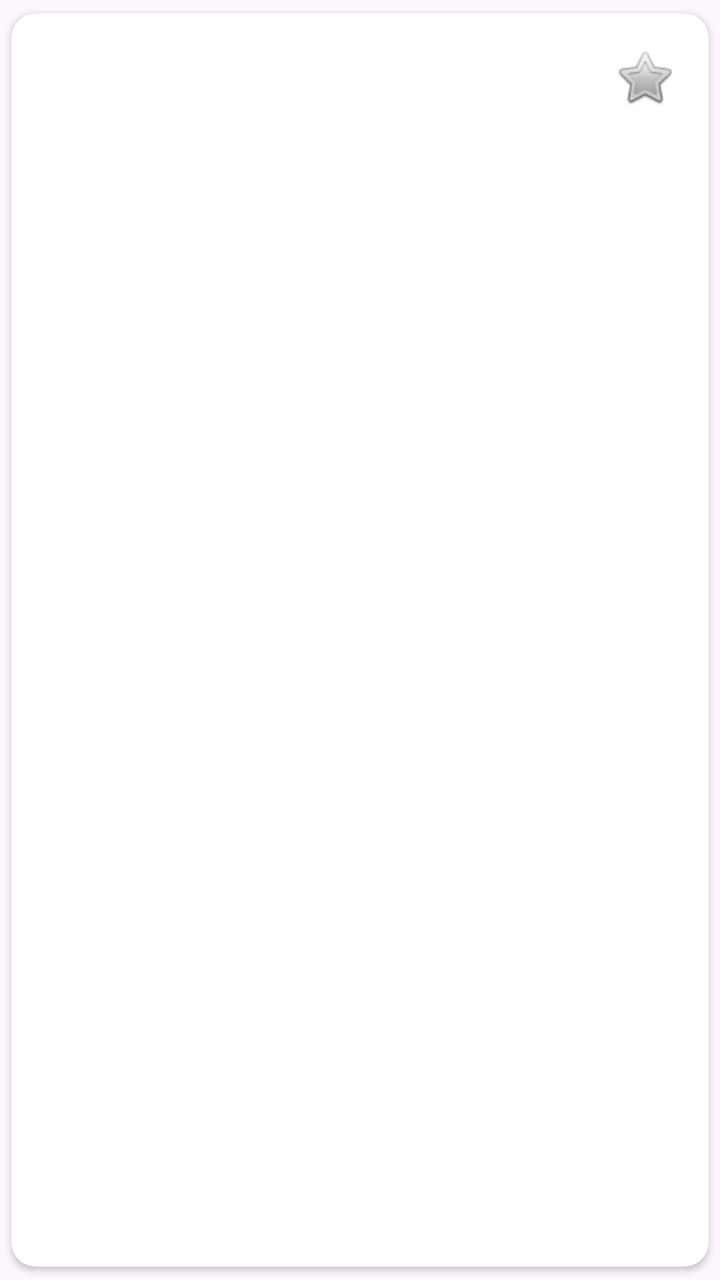
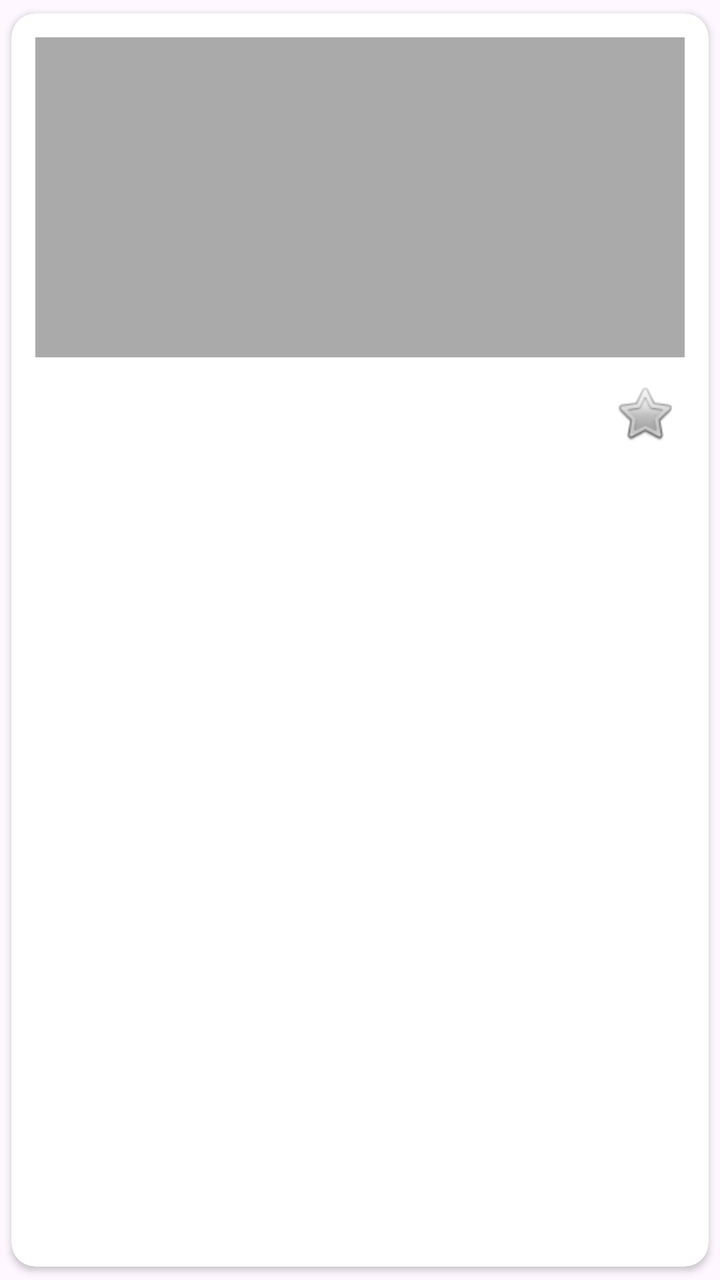

Screens rendered from an Android XML layout before and after an edit, with the pre-edit source and the edit as a unified diff.
<!-- AndroidManifest.xml: application theme Theme.Attractions -->
<!-- res/layout/item_attraction.xml -->
<?xml version="1.0" encoding="utf-8"?>
<androidx.cardview.widget.CardView xmlns:android="http://schemas.android.com/apk/res/android"
    xmlns:app="http://schemas.android.com/apk/res-auto"
    android:layout_width="match_parent"
    android:layout_height="wrap_content"
    android:layout_margin="6dp"
    app:cardElevation="2dp"
    app:cardUseCompatPadding="true"
    app:cardCornerRadius="12dp">

    <LinearLayout
        android:orientation="vertical"
        android:padding="12dp"
        android:layout_width="match_parent"
        android:layout_height="wrap_content">

        <LinearLayout
            android:orientation="horizontal"
            android:layout_width="match_parent"
            android:layout_height="wrap_content"
            android:gravity="center_vertical">

            <TextView
                android:id="@+id/title"
                android:layout_width="0dp"
                android:layout_height="wrap_content"
                android:layout_weight="1"
                android:textStyle="bold"
                android:textSize="16sp" />

            <ImageButton
                android:id="@+id/btnFav"
                android:layout_width="40dp"
                android:layout_height="40dp"
                android:background="?attr/selectableItemBackgroundBorderless"
                android:contentDescription="Избранное"
                android:src="@android:drawable/btn_star_big_off" />
        </LinearLayout>

        <TextView
            android:id="@+id/subtitle"
            android:layout_width="match_parent"
            android:layout_height="wrap_content"
            android:textSize="14sp"
            android:textColor="?android:attr/textColorSecondary" />

        <TextView
            android:id="@+id/desc"
            android:layout_width="match_parent"
            android:layout_height="wrap_content"
            android:layout_marginTop="4dp"
            android:maxLines="2"
            android:ellipsize="end"
            android:textSize="14sp" />

        <TextView
            android:id="@+id/info"
            android:layout_width="match_parent"
            android:layout_height="wrap_content"
            android:layout_marginTop="4dp"
            android:textColor="@color/purple_500"
            android:textSize="13sp" />
    </LinearLayout>
</androidx.cardview.widget.CardView>
<!-- resources referenced by this layout -->
<resources>
  <color name="purple_500">#FF6200EE</color>
  <style name="Theme.Attractions" parent="Theme.Material3.DayNight.NoActionBar">
          <item name="colorPrimary">@color/purple_500</item>
          <item name="colorPrimaryVariant">@color/purple_700</item>
          <item name="colorOnPrimary">@color/white</item>
      </style>
  <color name="purple_700">#FF3700B3</color>
  <color name="white">#FFFFFFFF</color>
</resources>

<!-- the commit's change to res/layout/item_attraction.xml (unified diff, before → after) -->
@@ -14,11 +14,19 @@
         android:layout_width="match_parent"
         android:layout_height="wrap_content">
 
+        <ImageView
+            android:id="@+id/photo"
+            android:layout_width="match_parent"
+            android:layout_height="160dp"
+            android:scaleType="centerCrop"
+            android:background="@android:color/darker_gray" />
+
         <LinearLayout
             android:orientation="horizontal"
             android:layout_width="match_parent"
             android:layout_height="wrap_content"
-            android:gravity="center_vertical">
+            android:gravity="center_vertical"
+            android:layout_marginTop="8dp">
 
             <TextView
                 android:id="@+id/title"
